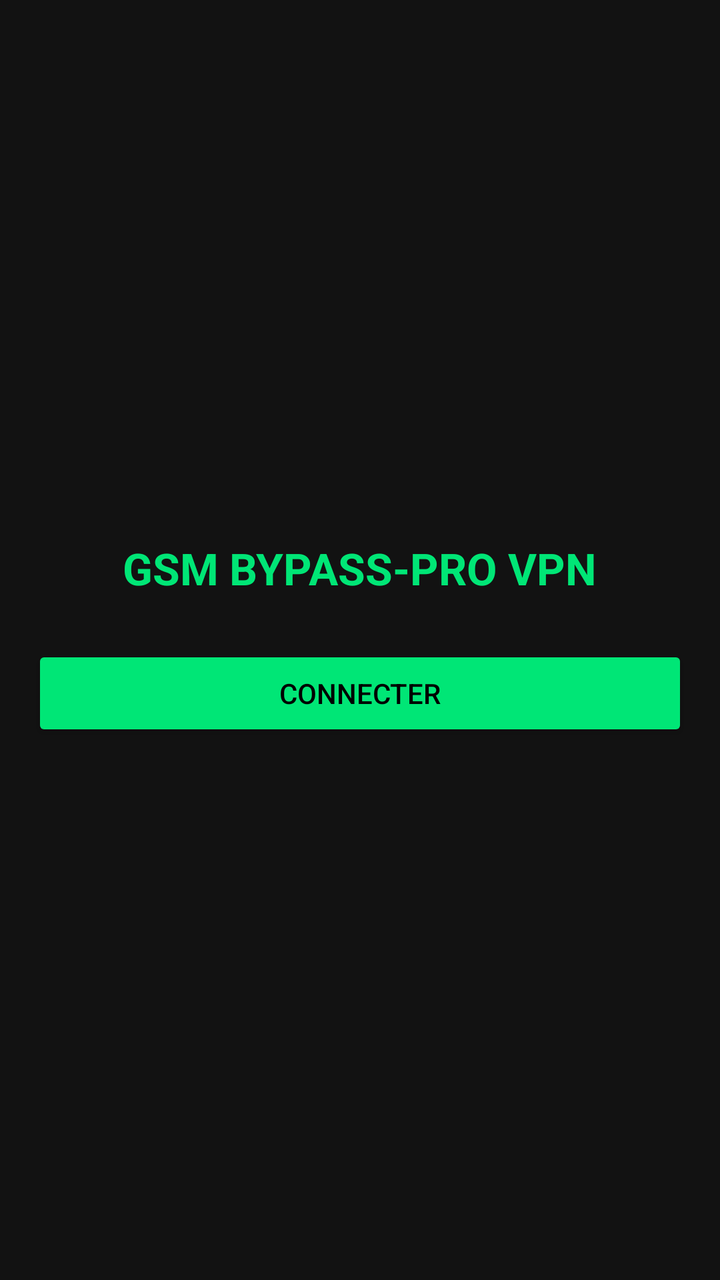
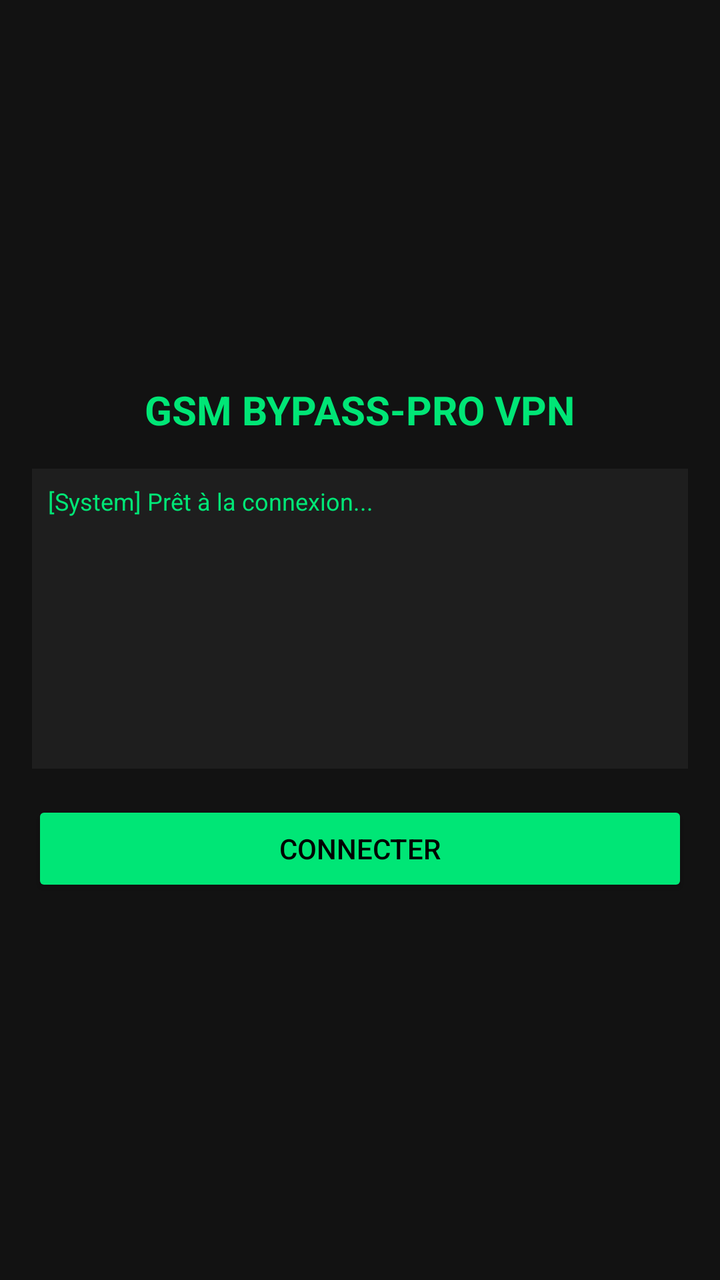

Two renders of the same Android screen: before a commit and after it. Below are the layout's source before the change and the commit's diff.
<!-- AndroidManifest.xml: application theme Theme.AppCompat.Light.DarkActionBar -->
<!-- res/layout/activity_main.xml -->
<?xml version="1.0" encoding="utf-8"?>
<LinearLayout xmlns:android="http://schemas.android.com/apk/res/android"
    android:layout_width="match_parent"
    android:layout_height="match_parent"
    android:orientation="vertical"
    android:gravity="center"
    android:padding="16dp"
    android:background="#121212">

    <TextView
        android:layout_width="wrap_content"
        android:layout_height="wrap_content"
        android:text="GSM BYPASS-PRO VPN"
        android:textColor="#00E676"
        android:textSize="22sp"
        android:textStyle="bold"
        android:layout_marginBottom="24dp" />

    <Button
        android:id="@+id/btnConnect"
        android:layout_width="match_parent"
        android:layout_height="wrap_content"
        android:text="CONNECTER"
        android:backgroundTint="#00E676"
        android:textColor="#000000" />

</LinearLayout>
<!-- resources referenced by this layout -->
<resources>

</resources>

<!-- the commit's change to res/layout/activity_main.xml (unified diff, before → after) -->
@@ -1,27 +1,103 @@
 <?xml version="1.0" encoding="utf-8"?>
-<LinearLayout xmlns:android="http://schemas.android.com/apk/res/android"
+<androidx.drawerlayout.widget.DrawerLayout xmlns:android="http://schemas.android.com/apk/res/android"
+    android:id="@+id/drawerLayout"
     android:layout_width="match_parent"
     android:layout_height="match_parent"
-    android:orientation="vertical"
-    android:gravity="center"
-    android:padding="16dp"
     android:background="#121212">
 
-    <TextView
-        android:layout_width="wrap_content"
-        android:layout_height="wrap_content"
-        android:text="GSM BYPASS-PRO VPN"
-        android:textColor="#00E676"
-        android:textSize="22sp"
-        android:textStyle="bold"
-        android:layout_marginBottom="24dp" />
+    
+    <LinearLayout
+        android:layout_width="match_parent"
+        android:layout_height="match_parent"
+        android:orientation="vertical"
+        android:padding="16dp"
+        android:gravity="center">
 
-    <Button
-        android:id="@+id/btnConnect"
-        android:layout_width="match_parent"
-        android:layout_height="wrap_content"
-        android:text="CONNECTER"
-        android:backgroundTint="#00E676"
-        android:textColor="#000000" />
+        <TextView
+            android:layout_width="wrap_content"
+            android:layout_height="wrap_content"
+            android:text="GSM BYPASS-PRO VPN"
+            android:textColor="#00E676"
+            android:textSize="20sp"
+            android:textStyle="bold"
+            android:layout_marginBottom="16dp" />
 
-</LinearLayout>
+        <TextView
+            android:id="@+id/tvLogs"
+            android:layout_width="match_parent"
+            android:layout_height="150dp"
+            android:background="#1E1E1E"
+            android:textColor="#00E676"
+            android:padding="8dp"
+            android:textSize="12sp"
+            android:text="[System] Prêt à la connexion...\n"
+            android:scrollbars="vertical"
+            android:layout_marginBottom="16dp" />
+
+        <Button
+            android:id="@+id/btnConnect"
+            android:layout_width="match_parent"
+            android:layout_height="wrap_content"
+            android:text="CONNECTER"
+            android:backgroundTint="#00E676"
+            android:textColor="#000000" />
+
+    </LinearLayout>
+
+    
+    <LinearLayout
+        android:layout_width="280dp"
+        android:layout_height="match_parent"
+        android:layout_gravity="start"
+        android:background="#1E1E1E"
+        android:orientation="vertical"
+        android:padding="16dp">
+
+        <TextView
+            android:layout_width="wrap_content"
+            android:layout_height="wrap_content"
+            android:text="MENU PRO"
+            android:textColor="#FFFFFF"
+            android:textSize="18sp"
+            android:textStyle="bold"
+            android:layout_marginBottom="24dp" />
+
+        <TextView
+            android:id="@+id/menuIp"
+            android:layout_width="match_parent"
+            android:layout_height="wrap_content"
+            android:text="Configuration IP"
+            android:textColor="#CCCCCC"
+            android:textSize="16sp"
+            android:padding="12dp" />
+
+        <TextView
+            android:id="@+id/menuServers"
+            android:layout_width="match_parent"
+            android:layout_height="wrap_content"
+            android:text="Serveurs VLess/VMess"
+            android:textColor="#CCCCCC"
+            android:textSize="16sp"
+            android:padding="12dp" />
+
+        <TextView
+            android:id="@+id/menuSettings"
+            android:layout_width="match_parent"
+            android:layout_height="wrap_content"
+            android:text="Paramètres"
+            android:textColor="#CCCCCC"
+            android:textSize="16sp"
+            android:padding="12dp" />
+
+        <TextView
+            android:id="@+id/menuAbout"
+            android:layout_width="match_parent"
+            android:layout_height="wrap_content"
+            android:text="À propos"
+            android:textColor="#CCCCCC"
+            android:textSize="16sp"
+            android:padding="12dp" />
+
+    </LinearLayout>
+
+</androidx.drawerlayout.widget.DrawerLayout>
